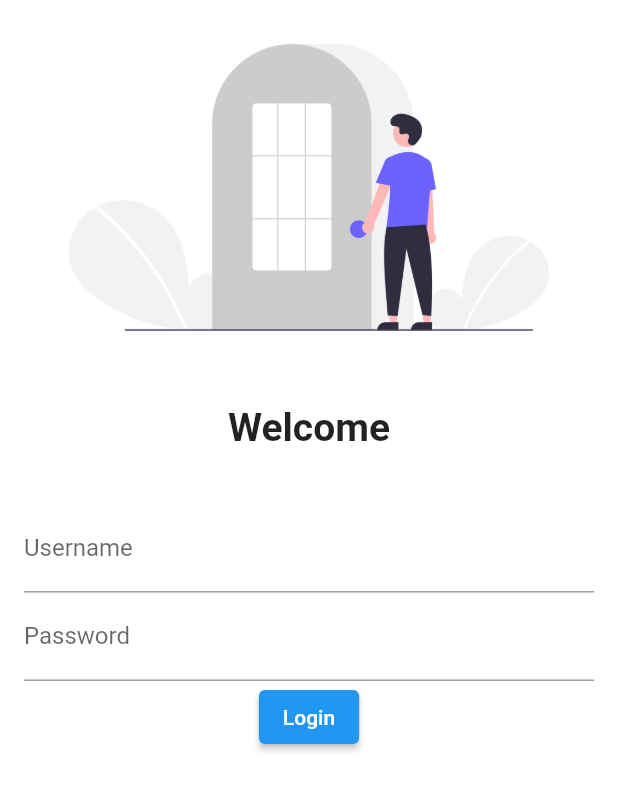
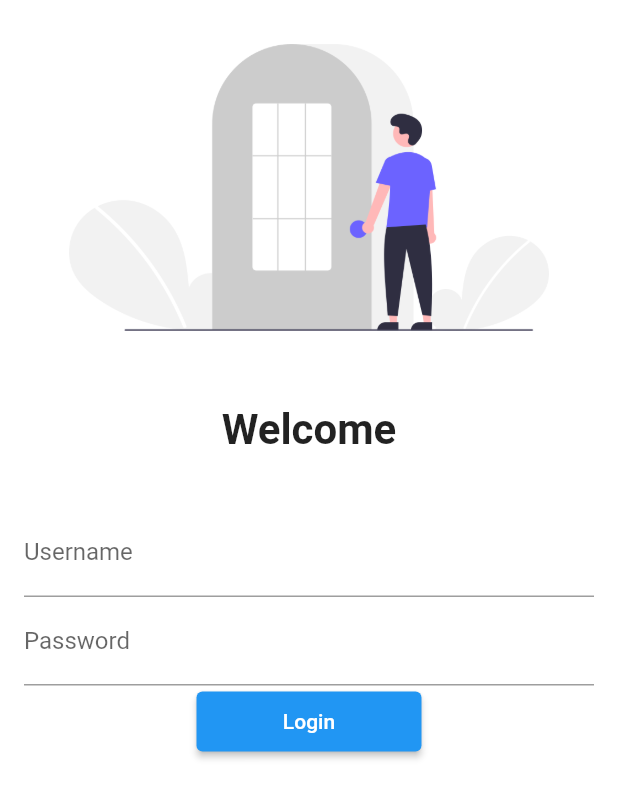
Before and after one commit to Swali295/MyApplication, a Flutter app: the screen it shows after launch, on a phone screen of 412 x 824 dp. Shown: the top 798 px of the screen. Run offline on Flutter 3.47's test engine with Material 2 defaults, Android fonts, the phone set to English and light mode, and no system bars; our stand-ins replace google_fonts.

Commit message:
Day5 completed

```diff
--- a/flutter_cataloge/lib/main.dart
+++ b/flutter_cataloge/lib/main.dart
@@ -1,8 +1,8 @@
 import 'package:flutter/material.dart';
-
+import 'package:flutter_cataloge/utils/routes.dart';
 import 'package:google_fonts/google_fonts.dart';
 import 'pages/home_page.dart';
-import 'pages/login_page.dart';
+import 'package:flutter_cataloge/pages/login_page.dart';
 
 void main() {
   runApp(MyApp());
@@ -18,10 +18,12 @@
       darkTheme: ThemeData(
         brightness: Brightness.light,
       ),
+      debugShowCheckedModeBanner: false,
+      initialRoute: "/",
       routes: {
         "/": (context) => LoginPage(),
-        "/home": (context) =>HomePage(),
-        "/login": (context) => LoginPage()
+        MyRoutes.homeRoute: (context) =>HomePage(),
+        MyRoutes.loginRoute: (context) => LoginPage()
       },
     );
   }
--- a/flutter_cataloge/lib/pages/login_page.dart
+++ b/flutter_cataloge/lib/pages/login_page.dart
@@ -1,8 +1,9 @@
 import 'package:flutter/material.dart';
+import 'package:flutter_cataloge/utils/routes.dart';
 
 class LoginPage extends StatelessWidget {
   @override
-  Widget build(BuildContext cntext) {
+  Widget build(BuildContext context) {
     return Material(
       color: Colors.white,
       child: Column(children: [
@@ -15,7 +16,7 @@
         Text(
           "Welcome",
           style: TextStyle(
-            fontSize: 26,
+            fontSize: 28,
             fontWeight: FontWeight.bold,
           ),
         ),
@@ -37,9 +38,9 @@
               ),
               ElevatedButton(
                 child: Text("Login"),
-                style: TextButton.styleFrom(),
+                style: TextButton.styleFrom(minimumSize: Size(150, 40)),
                 onPressed: () {
-                  print("Hello Swali");
+                  Navigator.pushNamed(context, MyRoutes.homeRoute);
                 },
               )
             ],
--- /dev/null
+++ b/flutter_cataloge/lib/utils/routes.dart
@@ -0,0 +1,4 @@
+class MyRoutes {
+  static String loginRoute = "/login";
+  static String homeRoute = "/home";
+}
```
